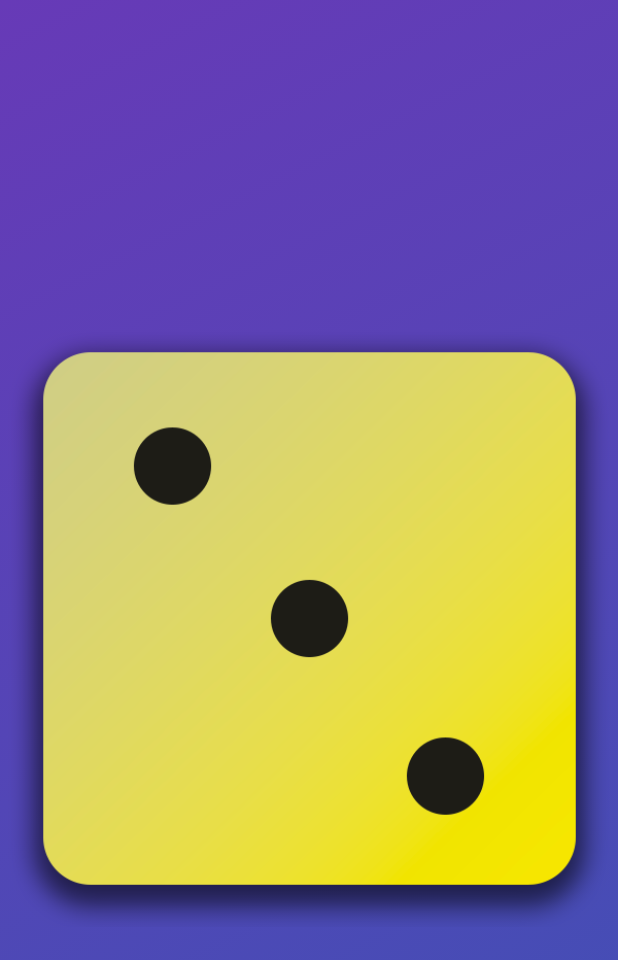
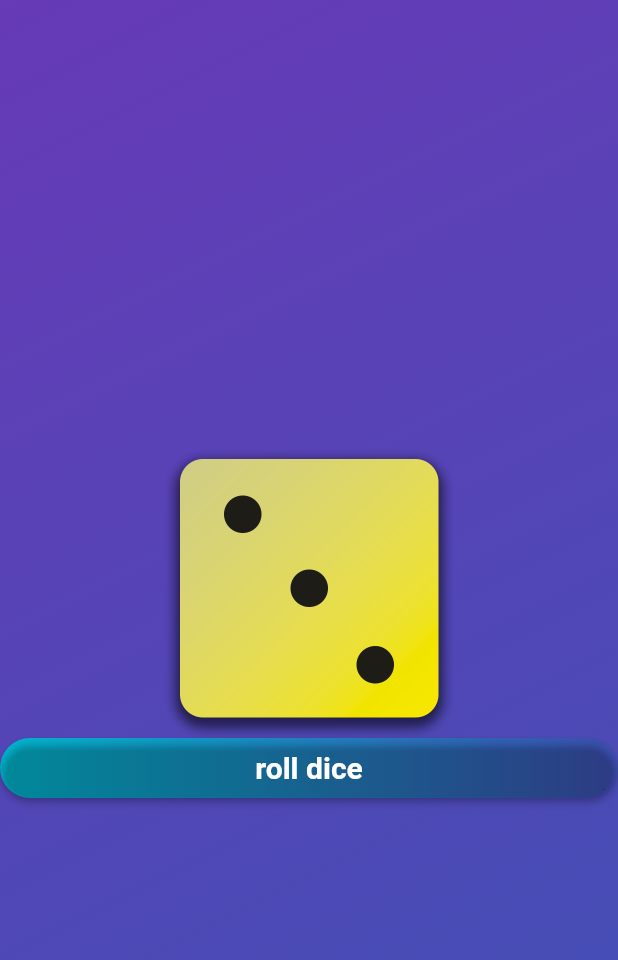
Before and after one commit to hammsik/study-flutter, a Flutter app: the screen it shows after launch, on a phone screen of 412 x 824 dp. Shown: the top 960 px of the screen. Run offline on Flutter 3.47's test engine with Material 2 defaults, Android fonts, the phone set to English and light mode, and no system bars.

Commit message:
그라데이션 버튼

```diff
--- a/lib/gradient_container.dart
+++ b/lib/gradient_container.dart
@@ -1,5 +1,6 @@
 import 'package:flutter/material.dart';
 import 'package:first_app/styled_text.dart';
+import 'package:first_app/styled_button.dart';
 
 // 런타임에 절대 바뀌지 않는, 컴파일 타임부터 잠겨있는 코드
 // final은, 만약 어떤 클래스를 인스턴스화 해서 변수에 할당하는 것처럼, 컴파일 타임에는 적용되지 않지만, 런타임에 한 번 할당되면 더이상 바뀌지 않는 코드에 쓰임
@@ -11,9 +12,11 @@ class SikGradientContainer extends StatelessWidget {
 
   const SikGradientContainer(
       {required this.startColor, required this.endColor, super.key});
-  const SikGradientContainer.purple()
+  const SikGradientContainer.purple({super.key})
       : startColor = Colors.deepPurple,
         endColor = Colors.indigo;
+
+  void rollDice() {}
 
   @override
   Widget build(BuildContext context) {
@@ -26,7 +29,20 @@ class SikGradientContainer extends StatelessWidget {
         ),
       ),
       child: Center(
-        child: Image.asset('assets/dice-images/dice-3.png'),
+        child: Column(
+          mainAxisSize: MainAxisSize.min,
+          children: [
+            Image.asset(
+              'assets/dice-images/dice-3.png',
+              width: 200,
+            ),
+            SikStyledButton(
+              onPressed: () {},
+              borderRadius: BorderRadius.circular(20),
+              text: const SikStyledText("roll dice"),
+            ),
+          ],
+        ),
       ),
     );
   }
--- /dev/null
+++ b/lib/styled_button.dart
@@ -0,0 +1,42 @@
+import 'package:flutter/material.dart';
+
+class SikStyledButton extends StatelessWidget {
+  final BorderRadiusGeometry? borderRadius;
+  final double width;
+  final double height;
+  final VoidCallback onPressed;
+  final Widget text;
+  final Gradient gradient;
+
+  const SikStyledButton(
+      {required this.onPressed,
+      required this.text,
+      this.width = double.infinity,
+      this.height = 40,
+      this.borderRadius,
+      this.gradient = const LinearGradient(
+        colors: [Colors.cyan, Colors.indigo],
+      ),
+      super.key});
+
+  @override
+  Widget build(BuildContext context) {
+    final borderRadius = this.borderRadius ?? BorderRadius.circular(0);
+    return Container(
+      width: width,
+      height: height,
+      decoration: BoxDecoration(
+        gradient: gradient,
+        borderRadius: borderRadius,
+      ),
+      child: ElevatedButton(
+        onPressed: onPressed,
+        style: ElevatedButton.styleFrom(
+          backgroundColor: Colors.transparent,
+          shape: RoundedRectangleBorder(borderRadius: borderRadius),
+        ),
+        child: text,
+      ),
+    );
+  }
+}
--- a/lib/styled_text.dart
+++ b/lib/styled_text.dart
@@ -10,15 +10,9 @@ class SikStyledText extends StatelessWidget {
     return Text(
       text,
       style: const TextStyle(
-        fontSize: 50,
+        fontSize: 20,
         color: Color.fromARGB(255, 255, 255, 255),
         fontWeight: FontWeight.bold,
-        shadows: [
-          Shadow(
-            blurRadius: 100,
-            color: Color.fromARGB(255, 0, 0, 0),
-          ),
-        ],
       ),
     );
   }
```
